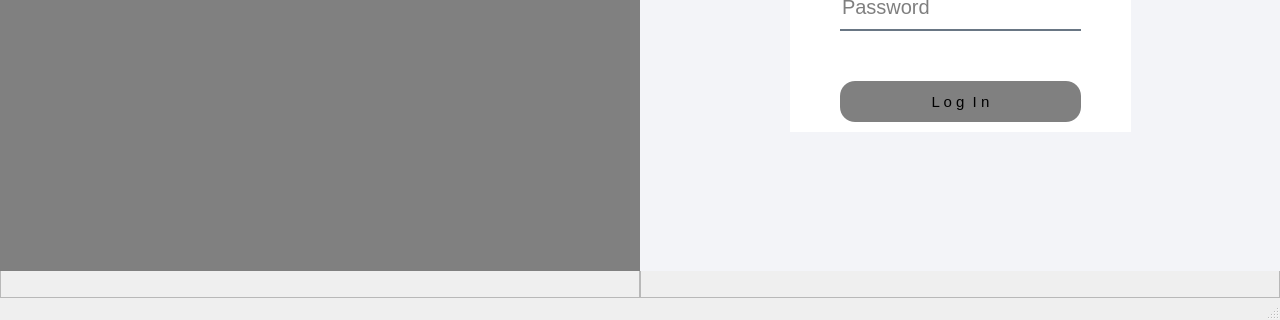
Qt form login.ui (nepalprastut/oopProj) before a commit; both pictures show x 0 to 1280 and y 449 to 769 of the 1280 by 769 pixel window.
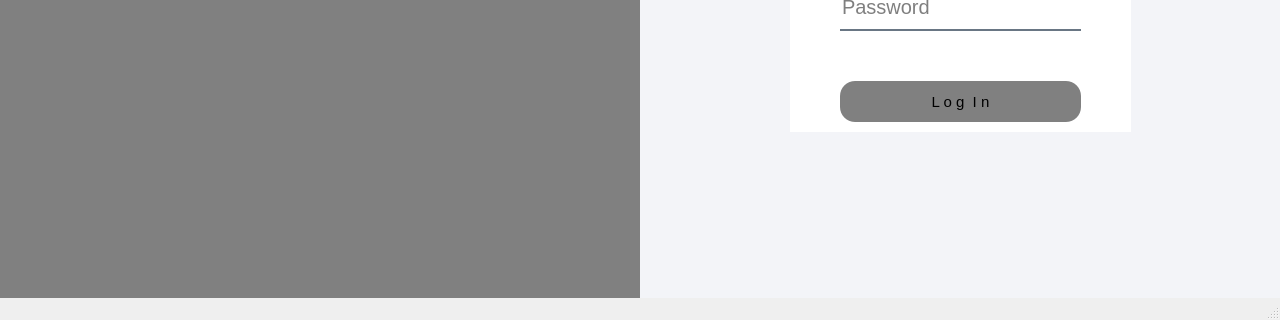
The same form after that commit. Icons and pictures are not drawn.

Commit message: login and register layout

```diff
--- a/login.ui
+++ b/login.ui
@@ -34,22 +34,7 @@
      <number>0</number>
     </property>
     <item>
-     <widget class="QFrame" name="frame">
-      <property name="frameShape">
-       <enum>QFrame::Shape::StyledPanel</enum>
-      </property>
-      <property name="frameShadow">
-       <enum>QFrame::Shadow::Raised</enum>
-      </property>
       <widget class="QWidget" name="widget_3" native="true">
-       <property name="geometry">
-        <rect>
-         <x>0</x>
-         <y>0</y>
-         <width>640</width>
-         <height>720</height>
-        </rect>
-       </property>
        <property name="styleSheet">
         <string notr="true">background-image: url(:/icons/login.png);
 background-repeat:no-repeat;
@@ -57,25 +42,9 @@
 background-color:grey;</string>
        </property>
       </widget>
-     </widget>
     </item>
     <item>
-     <widget class="QFrame" name="frame_2">
-      <property name="frameShape">
-       <enum>QFrame::Shape::StyledPanel</enum>
-      </property>
-      <property name="frameShadow">
-       <enum>QFrame::Shadow::Raised</enum>
-      </property>
       <widget class="QWidget" name="widget_2" native="true">
-       <property name="geometry">
-        <rect>
-         <x>0</x>
-         <y>0</y>
-         <width>640</width>
-         <height>720</height>
-        </rect>
-       </property>
        <property name="styleSheet">
         <string notr="true">background-color: rgb(243, 244, 248);</string>
        </property>
@@ -256,7 +225,6 @@
         <property name="text">
          <string/>
         </property>
-       </widget>
       </widget>
      </widget>
     </item>
```
Lines whose indentation alone changed are shown as unchanged. The commit also changes 3 other files.
